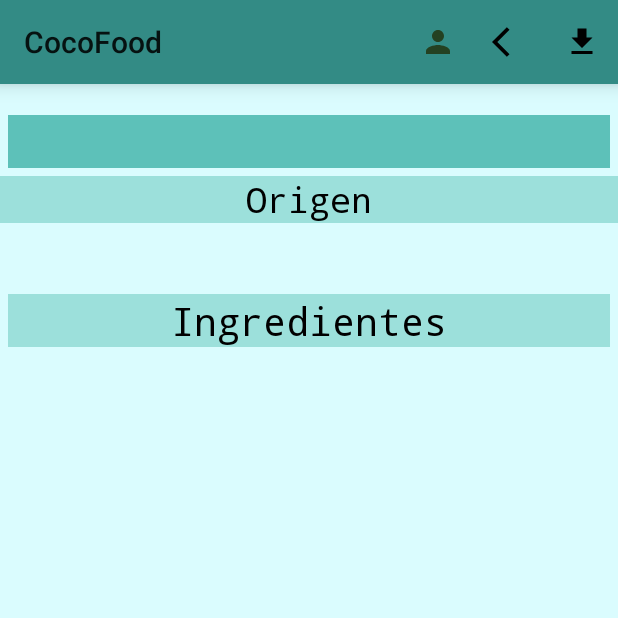
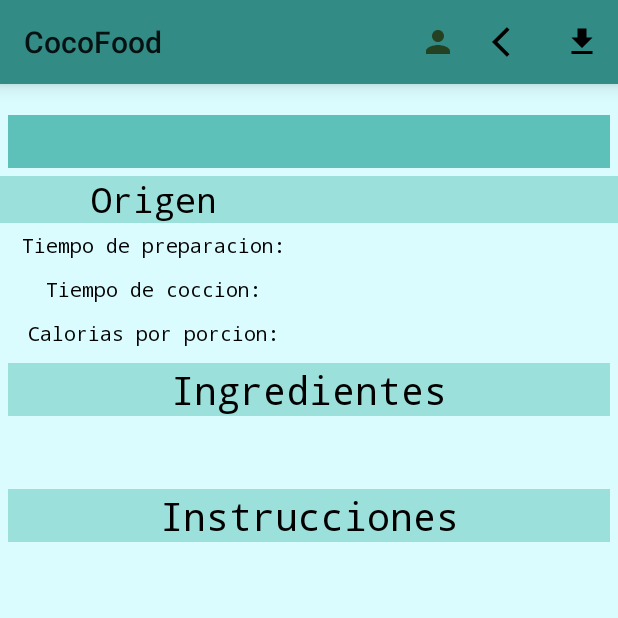
Before and after one commit to Jose-Ruival/G12-Seminario-TN, an Android app: the DetallesReceta screen opened directly, with no data from a screen before it, on a phone screen of 412 x 824 dp, the top half of it. Run offline under Robolectric (Android 15) with nearby library versions, the phone set to English and light mode, and no system bars; 3 statements that could not run were skipped.

Commit message:
agrego atributos Receta

```diff
--- a/app/src/main/java/com/G12SeminarioTN/RecetaAdapter.kt
+++ b/app/src/main/java/com/G12SeminarioTN/RecetaAdapter.kt
@@ -40,7 +40,13 @@ class RecetaAdapter (var recetas: Array<Receta>, var context: Context): Recycler
             val intent = Intent(context, DetallesReceta::class.java)
             intent.putExtra("nombre", item.name)
             intent.putExtra("origen", item.cuisine)
-            intent.putExtra("ingredientes", item.caloriesPerServing)
+            intent.putExtra("calorias por porcion", item.caloriesPerServing)
+            intent.putExtra("tiempo de preparacion", item.prepTimeMinutes)
+            intent.putExtra("tiempo de coccion", item.cookTimeMinutes)
+            intent.putStringArrayListExtra("ingredientes", ArrayList(item.ingredients))
+            intent.putStringArrayListExtra("instrucciones", ArrayList(item.instructions))
+
+
             context.startActivity(intent)
         }
     }
--- a/app/src/main/res/layout/activity_detalles_receta.xml
+++ b/app/src/main/res/layout/activity_detalles_receta.xml
@@ -29,7 +29,10 @@
         android:fontFamily="monospace"
         android:background="@color/medio"
         />
-
+    <LinearLayout
+        android:layout_width="match_parent"
+        android:layout_height="wrap_content"
+        android:weightSum="2">
 
     <TextView
         android:layout_width="match_parent"
@@ -39,7 +42,8 @@
         android:gravity="center"
         android:textColor="@color/black"
         android:fontFamily="monospace"
-        android:background="@color/medio_clarito"/>
+        android:background="@color/medio_clarito"
+        android:layout_weight="1"/>
 
 
 
@@ -51,9 +55,101 @@
         android:text=""
         android:textSize="23sp"
         android:gravity="center"
-        android:layout_margin="5sp"
         android:textColor="@color/black"
-        android:fontFamily="monospace"/>
+        android:fontFamily="monospace"
+        android:background="@color/medio_clarito"
+        android:layout_weight="1"/>
+    </LinearLayout>
+
+    <LinearLayout
+        android:layout_width="match_parent"
+        android:layout_height="wrap_content"
+        android:weightSum="2">
+
+        <TextView
+            android:id="@+id/tv_tiempo_preparacion"
+            android:layout_width="match_parent"
+            android:layout_height="wrap_content"
+            android:text="Tiempo de preparacion:"
+            android:textSize="13sp"
+            android:gravity="center"
+            android:layout_margin="5sp"
+            android:textColor="@color/black"
+            android:fontFamily="monospace"
+            android:layout_weight="1"/>
+
+        <TextView
+            android:id="@+id/tv_tiempo_preparacion_detalle"
+            android:layout_width="match_parent"
+            android:layout_height="wrap_content"
+            android:text=""
+            android:textSize="13sp"
+            android:gravity="center"
+            android:layout_margin="5sp"
+            android:textColor="@color/black"
+            android:fontFamily="monospace"
+            android:layout_weight="1"/>
+    </LinearLayout>
+
+    <LinearLayout
+        android:layout_width="match_parent"
+        android:layout_height="wrap_content"
+        android:weightSum="2">
+
+        <TextView
+            android:id="@+id/tv_tiempo_coccion"
+            android:layout_width="match_parent"
+            android:layout_height="wrap_content"
+            android:text="Tiempo de coccion:"
+            android:textSize="13sp"
+            android:gravity="center"
+            android:layout_margin="5sp"
+            android:textColor="@color/black"
+            android:fontFamily="monospace"
+            android:layout_weight="1"/>
+
+        <TextView
+            android:id="@+id/tv_tiempo_coccion_detalle"
+            android:layout_width="match_parent"
+            android:layout_height="wrap_content"
+            android:text=""
+            android:textSize="13sp"
+            android:gravity="center"
+            android:layout_margin="5sp"
+            android:textColor="@color/black"
+            android:fontFamily="monospace"
+            android:layout_weight="1"/>
+    </LinearLayout>
+
+    <LinearLayout
+        android:layout_width="match_parent"
+        android:layout_height="wrap_content"
+        android:weightSum="2">
+
+        <TextView
+            android:id="@+id/tv_calorias_por_porcion"
+            android:layout_width="match_parent"
+            android:layout_height="wrap_content"
+            android:text="Calorias por porcion:"
+            android:textSize="13sp"
+            android:gravity="center"
+            android:layout_margin="5sp"
+            android:textColor="@color/black"
+            android:fontFamily="monospace"
+            android:layout_weight="1"/>
+
+        <TextView
+            android:id="@+id/tv_calorias_por_porcion_detalle"
+            android:layout_width="match_parent"
+            android:layout_height="wrap_content"
+            android:text=""
+            android:textSize="13sp"
+            android:gravity="center"
+            android:layout_margin="5sp"
+            android:textColor="@color/black"
+            android:fontFamily="monospace"
+            android:layout_weight="1"/>
+    </LinearLayout>
 
 
     <TextView
@@ -81,5 +177,30 @@
             android:fontFamily="monospace"/>
     </ScrollView>
 
+    <TextView
+        android:layout_width="match_parent"
+        android:layout_height="wrap_content"
+        android:text="Instrucciones"
+        android:textSize="26sp"
+        android:gravity="center"
+        android:layout_margin="5sp"
+        android:textColor="@color/black"
+        android:fontFamily="monospace"
+        android:background="@color/medio_clarito"/>
+    <ScrollView
+        android:layout_width="match_parent"
+        android:layout_height="wrap_content">
+        <TextView
+            android:id="@+id/tv_instrucciones_detalle"
+            android:layout_width="match_parent"
+            android:layout_height="wrap_content"
+            android:text=""
+            android:textSize="20sp"
+            android:gravity="center"
+            android:layout_margin="5sp"
+            android:textColor="@color/black"
+            android:fontFamily="monospace"/>
+    </ScrollView>
+
 
 </LinearLayout>
```
